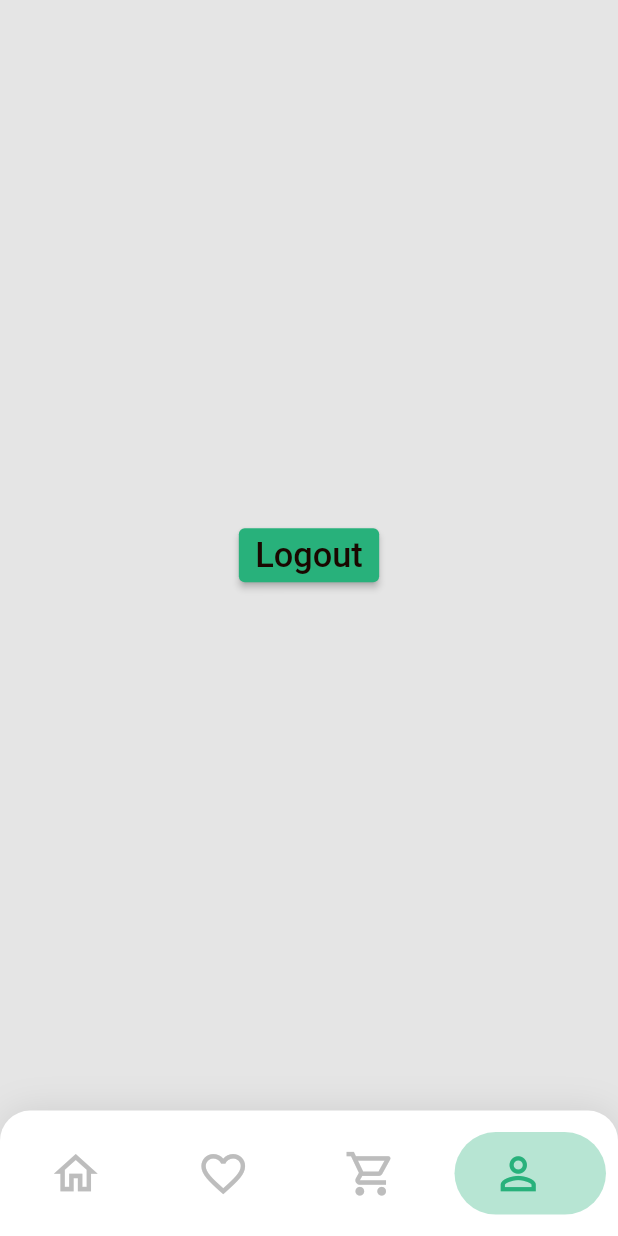
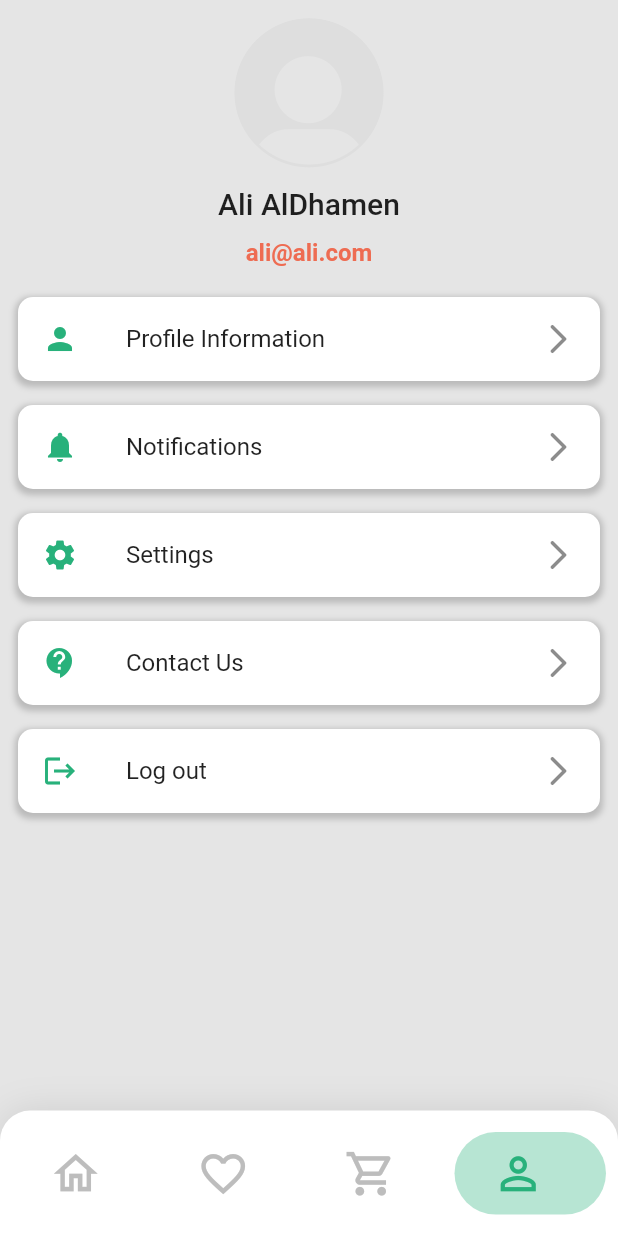
Before and after one commit to Radwan-Albahrani/Akalne, a Flutter app: the UserHomeScreen screen opened directly, item 4 of the bottom bar chosen, on a phone screen of 412 x 824 dp. Run offline on Flutter 3.47's test engine with Material 2 defaults, Android fonts, the phone set to English and light mode, and no system bars; drawn by our look-alikes of google_nav_bar; our stand-ins replace awesome_snackbar_content, cloud_firestore, file_picker, firebase_auth, firebase_core, firebase_storage and 6 more; missing offline and left inert: switch_up; accounts and stored records are empty; generated files the repository leaves out were written again.

Commit message:
profile screen done

```diff
--- a/lib/core/features/auth/screens/login_screen.dart
+++ b/lib/core/features/auth/screens/login_screen.dart
@@ -128,7 +128,7 @@ class _LoginScreenState extends ConsumerState<LoginScreen> {
                           onPressed: () => signInWithEmail(context),
                           child: isLoading
                                 ? const Loader()
-                                : Text("Login",
+                                :  Text("Login",
                               style: Theme.of(context).textTheme.labelLarge),
                         ),
                       ),
@@ -141,7 +141,7 @@ class _LoginScreenState extends ConsumerState<LoginScreen> {
                           ),
                           TextButton(
                             onPressed: () => navigateToSignUpScreen(context),
-                            child:  Text(
+                            child: Text(
                                     "Sign Up",
                                     style:
                                         Theme.of(context).textTheme.labelMedium,
--- a/lib/main.dart
+++ b/lib/main.dart
@@ -33,13 +33,13 @@ class MyApp extends ConsumerStatefulWidget {
 class _MyAppState extends ConsumerState<MyApp> {
   RestaurantModel? restaurantModel;
   UserModel? userModel;
-  Future<void> getData(WidgetRef ref, User data) async {
+  Future<void> getData(WidgetRef ref, User data , BuildContext context) async {
     // setState(() {
     //   restaurantModel = null;
     //   userModel = null;
     // });
     var authController = ref.read(authControllerProvider.notifier);
-    await authController.getUserData(data.uid);
+    await authController.getUserData(data.uid , context);
     restaurantModel = ref.read(restaurantProvider);
     userModel = ref.read(userProvider);
   }
@@ -58,7 +58,7 @@ class _MyAppState extends ConsumerState<MyApp> {
             home: ref.watch(authStateChangeProvider).when(
                   data: (data) => data != null
                       ? FutureBuilder(
-                          future: getData(ref, data),
+                          future: getData(ref, data, context),
                           builder: (context, snapshot) {
                             if (snapshot.connectionState ==
                                 ConnectionState.done) {
--- a/lib/recipient/features/Profile/screens/profile_screen.dart
+++ b/lib/recipient/features/Profile/screens/profile_screen.dart
@@ -1,4 +1,6 @@
+import 'package:akalne/core/constants/app_constants.dart';
 import 'package:akalne/core/features/auth/controller/auth_controller.dart';
+import 'package:akalne/recipient/features/Profile/screens/widgets/profile_tile.dart';
 import 'package:flutter/material.dart';
 import 'package:flutter_riverpod/flutter_riverpod.dart';
 
@@ -16,10 +18,58 @@ class _ProfileScreenState extends ConsumerState<ProfileScreen> {
 
   @override
   Widget build(BuildContext context) {
-    return Center(
-      child: ElevatedButton(
-        onPressed: logout,
-        child: const Text('Logout'),
+    return SafeArea(
+      child: Container(
+        padding: const EdgeInsets.all(12),
+        width: double.infinity,
+        child: Column(
+          children: [
+            CircleAvatar(
+              backgroundColor: Colors.transparent,
+              radius: 50,
+              backgroundImage: AssetImage(AppConstants.defaultProfile),
+            ),
+            const SizedBox(height: 12),
+            Text(
+              'Ali AlDhamen',
+              style: Theme.of(context).textTheme.headline6,
+            ),
+            const SizedBox(height: 12),
+            Text(
+              'ali@ali.com',
+              style: TextStyle(
+                fontSize: 16,
+                color: Theme.of(context).colorScheme.secondary,
+              ),
+            ),
+            const SizedBox(height: 12),
+            ProfileTile(
+              title: "Profile Information",
+              icon: Icons.person,
+              onTap: (){},
+            ),
+            ProfileTile(
+              title: "Notifications",
+              icon: Icons.notifications,
+              onTap: (){},
+            ),
+            ProfileTile(
+              title: "Settings",
+              icon: Icons.settings,
+              onTap: (){},
+            ),
+            ProfileTile(
+              title: "Contact Us",
+              icon: Icons.contact_support,
+              onTap: (){},
+            ),
+            ProfileTile(
+              title: "Log out",
+              icon: Icons.logout,
+              onTap: logout,
+            ),
+          ],
+        ),
       ),
     );
   }
--- /dev/null
+++ b/lib/recipient/features/Profile/screens/widgets/profile_tile.dart
@@ -0,0 +1,43 @@
+import 'package:flutter/material.dart';
+
+class ProfileTile extends StatelessWidget {
+  final String title;
+  final IconData icon;
+  final void Function()? onTap;
+
+  const ProfileTile({
+    super.key,
+    required this.title,
+    required this.icon,
+    required this.onTap,
+  });
+
+  @override
+  Widget build(BuildContext context) {
+    return Container(
+      margin: const EdgeInsets.symmetric(vertical: 8),
+      decoration: BoxDecoration(
+        color: Colors.white,
+        borderRadius: BorderRadius.circular(10),
+        boxShadow: [
+          BoxShadow(
+            color: Colors.grey.withOpacity(0.6),
+            spreadRadius: 2,
+            blurRadius: 3,
+            offset: const Offset(0, 2), // changes position of shadow
+          ),
+        ],
+      ),
+      width: double.infinity,
+      child: ListTile(
+        leading: Icon(
+          icon,
+          color: Theme.of(context).colorScheme.primary,
+        ),
+        title: Text(title),
+        trailing: const Icon(Icons.arrow_forward_ios_rounded),
+        onTap: onTap,
+      ),
+    );
+  }
+}
```
Also changed, not shown: lib/recipient/features/homeMenu/screens/home_recipient.dart (+9 -9 lines), lib/recipient/features/homeMenu/screens/widgets/food_item_card.dart (+4 -4 lines), assets/images/chicken.jpg (added), lib/recipient/features/feature/controller/feature_controller.dart (deleted), lib/recipient/features/feature/repository/feature_repository.dart (deleted), lib/recipient/features/feature/screens/feature_screen1.dart (deleted), lib/recipient/features/feature/screens/feature_screen2.dart (deleted), 3 other files.
